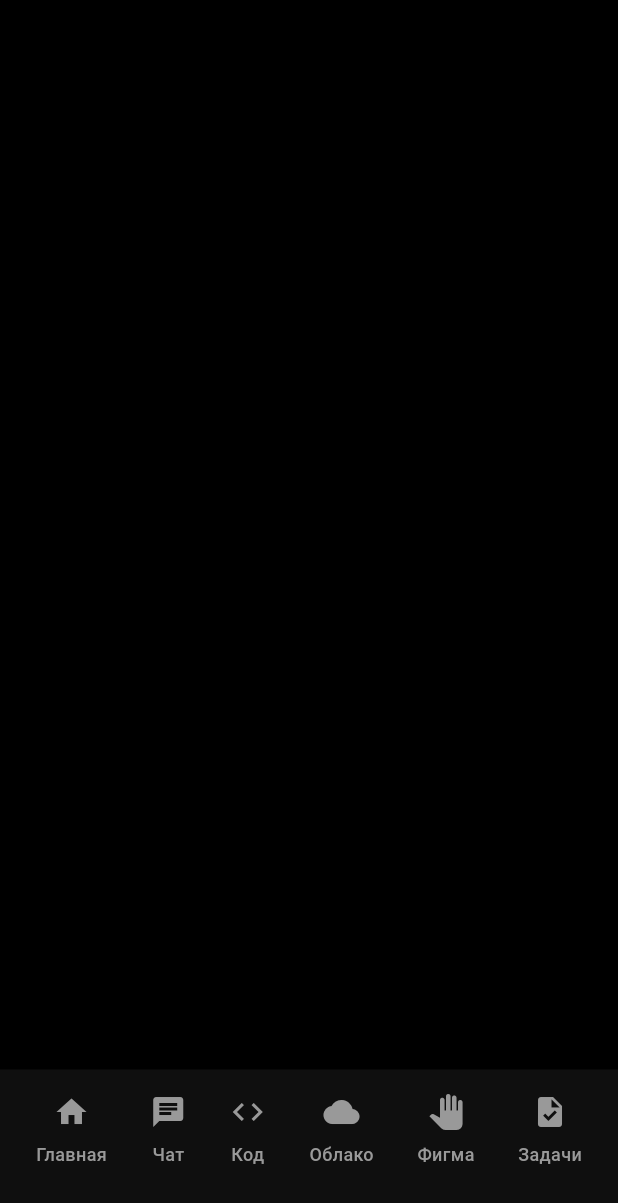
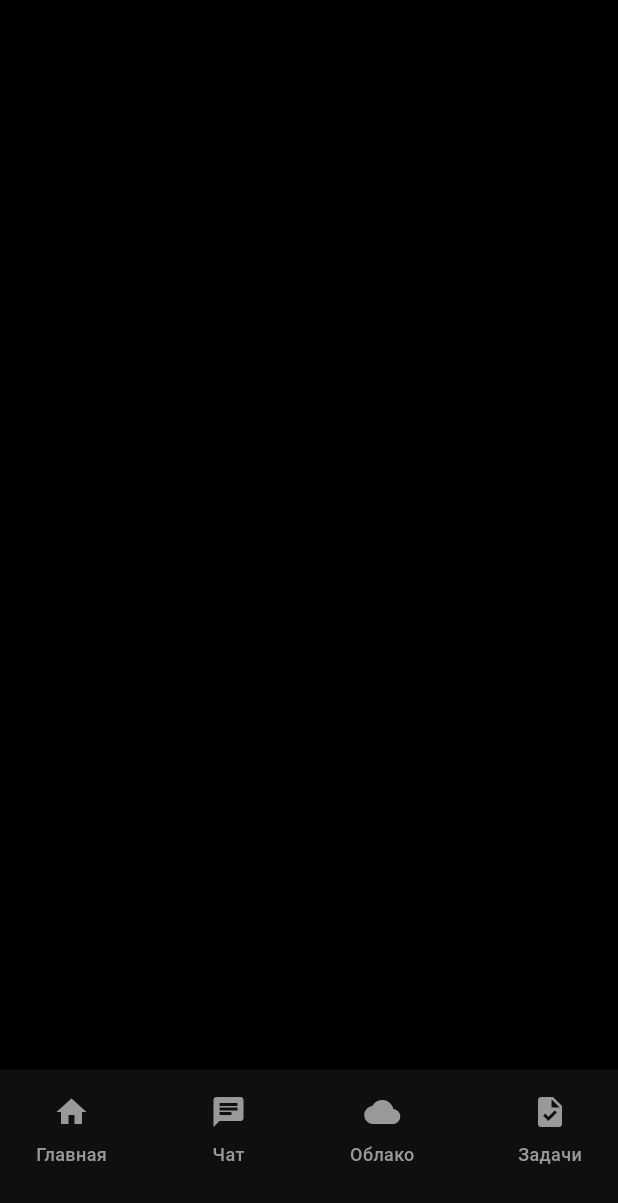
Before and after one commit to Trecer05/Swiftly, a Flutter app: the CustomNavigationBar screen opened directly with empty values, on a phone screen of 412 x 824 dp. Shown: the top 1203 px of the screen. Run offline on Flutter 3.47's test engine with Material 3 defaults, Android fonts, the phone set to English and light mode, and no system bars; our stand-ins replace file_picker, flutter_riverpod, flutter_svg, freezed_annotation, go_router; missing offline and left inert: flutter_acrylic, window_manager.

Commit message:
disable_view_code_figma

```diff
--- a/swiftly_mobile/lib/routing/router.dart
+++ b/swiftly_mobile/lib/routing/router.dart
@@ -38,21 +38,9 @@ final GoRouter router = GoRouter(
           },
         ),
         GoRoute(
-          path: Routers.code,
-          builder: (BuildContext context, GoRouterState state) {
-            return const CodeScreen();
-          },
-        ),
-        GoRoute(
           path: Routers.cloud,
           builder: (BuildContext context, GoRouterState state) {
             return const CloudScreen();
-          },
-        ),
-        GoRoute(
-          path: Routers.figma,
-          builder: (BuildContext context, GoRouterState state) {
-            return const FigmaScreen();
           },
         ),
         GoRoute(
--- a/swiftly_mobile/lib/routing/routers.dart
+++ b/swiftly_mobile/lib/routing/routers.dart
@@ -5,9 +5,7 @@ abstract final class Routers {
   static const verifyCode = '/verifyCode';
   static const home = '/home';
   static const chat = '/chat';
-  static const code = '/code';
   static const cloud = '/cloud';
-  static const figma = '/figma';
   static const board = '/board';
   static const settings = '/settings';
 }
--- a/swiftly_mobile/lib/ui/core/ui/custom/navigation/nav_item.dart
+++ b/swiftly_mobile/lib/ui/core/ui/custom/navigation/nav_item.dart
@@ -5,9 +5,7 @@ import '../../../../../routing/routers.dart';
 enum NavItem {
   home(Routers.home, Icons.home, 'Главная'),
   chat(Routers.chat, Icons.chat, 'Чат'),
-  code(Routers.code, Icons.code, 'Код'),
   cloud(Routers.cloud, Icons.cloud, 'Облако'),
-  figma(Routers.figma, Icons.pan_tool, 'Фигма'),
   board(Routers.board, Icons.task, 'Задачи'),
   settings(Routers.settings, Icons.settings, 'Настройки');
 
```
